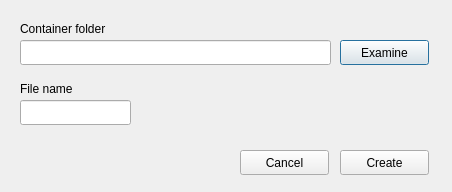
kevix01/QT-ToDoList, file createdbfile.ui: the form before one commit.
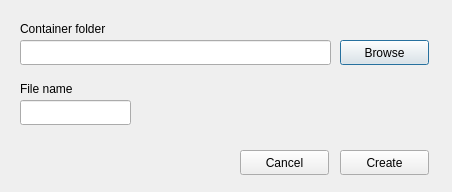
The form after the commit.

Commit message: [Version 1.2] +improved error handling with the settings config file: in case of permissions errors now the program shows a dialog with possible solutions instead of crashing, this makes the program more stable and user-friendly

```diff
--- a/createdbfile.ui
+++ b/createdbfile.ui
@@ -51,7 +51,7 @@
     </rect>
    </property>
    <property name="text">
-    <string>Examine</string>
+    <string>Browse</string>
    </property>
   </widget>
   <widget class="QLabel" name="label">
```
Left out of the diff: 4 changed lines with no effect on the pictures. The commit also changes 4 other files.
